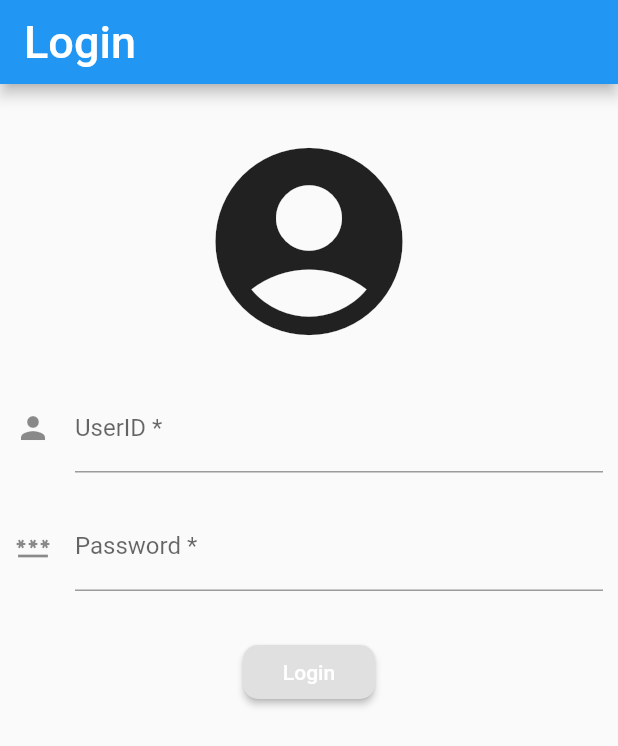
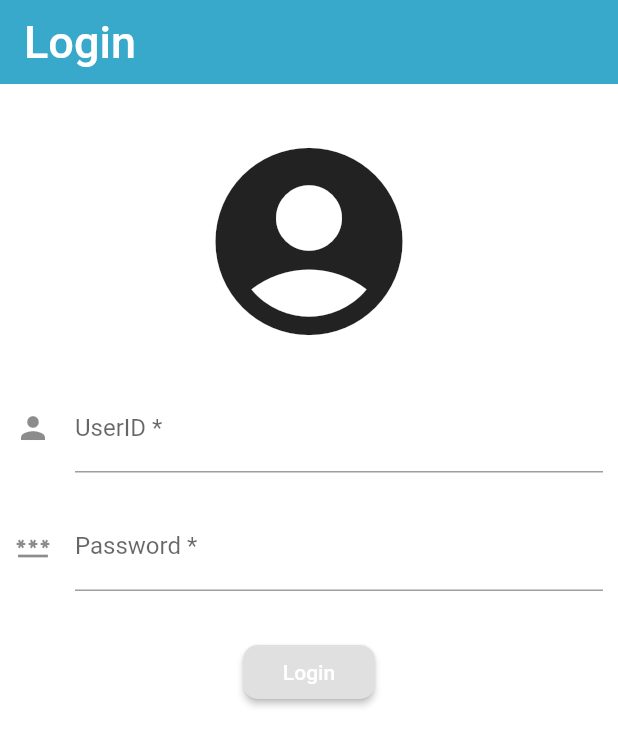
Before and after one commit to yama-yeah/Matcha, a Flutter app: the screen it shows after launch, on a phone screen of 412 x 824 dp. Shown: the top 746 px of the screen. Run offline on Flutter 3.47's test engine with Material 2 defaults, Android fonts, the phone set to English and light mode, and no system bars; our stand-ins replace awesome_notifications, flex_color_scheme, flutter_hooks, flutter_secure_storage, flutter_slidable, freezed_annotation and 6 more; missing offline and left inert: workmanager; Roboto replaces fonts that are missing (Arizonia).

Commit message:
add new theme

```diff
--- a/lib/main.dart
+++ b/lib/main.dart
@@ -2,6 +2,7 @@ import 'package:flutter/material.dart';
 import 'package:flutter_hooks/flutter_hooks.dart';
 import 'package:hooks_riverpod/hooks_riverpod.dart';
 import 'package:matcha/factory/util/init.dart';
+import 'package:flex_color_scheme/flex_color_scheme.dart';
 //import 'package:matcha/factory/main/rootes/homework/homework_widget.dart';
 import 'package:matcha/screens/main/root.dart';
 import 'package:matcha/data/provider/provider.dart';
@@ -30,6 +31,23 @@ class MyApp extends StatelessWidget {
         '/login': (BuildContext context) => new LoginScreen()
       },
       home: Init(),
+      theme: FlexColorScheme.light(
+        colors: myScheme2Light,
+        //scaffoldBackground: Color(0xFFFFEDA3),
+        //appBarStyle: FlexAppBarStyle.primary,
+        tooltipsMatchBackground: false,
+      ).toTheme,
+      darkTheme: FlexColorScheme.dark(
+        colors: myScheme2Dark,
+        appBarStyle: FlexAppBarStyle.primary,
+        scaffoldBackground: Color(0xFF232323),
+      ).toTheme,
+      themeMode: ThemeMode.system,
     );
   }
 }
+
+final FlexSchemeColor myScheme2Light =
+    FlexSchemeColor.from(primary: const Color(0xFF39A9CB));
+final FlexSchemeColor myScheme2Dark =
+    FlexSchemeColor.from(primary: const Color(0xFF39A9CB)).toDark();
```
